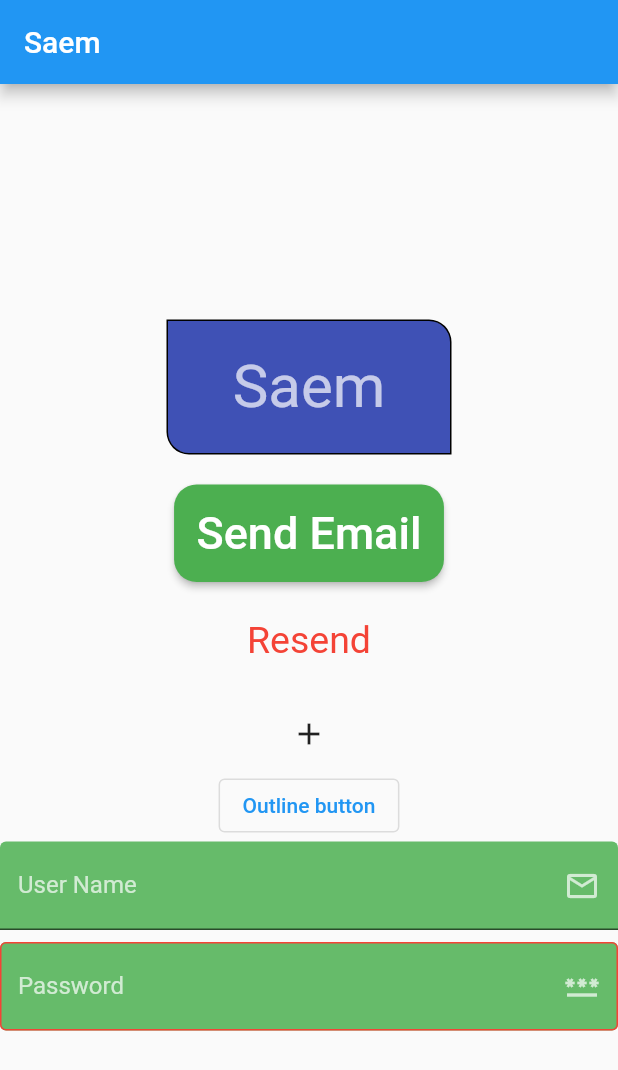
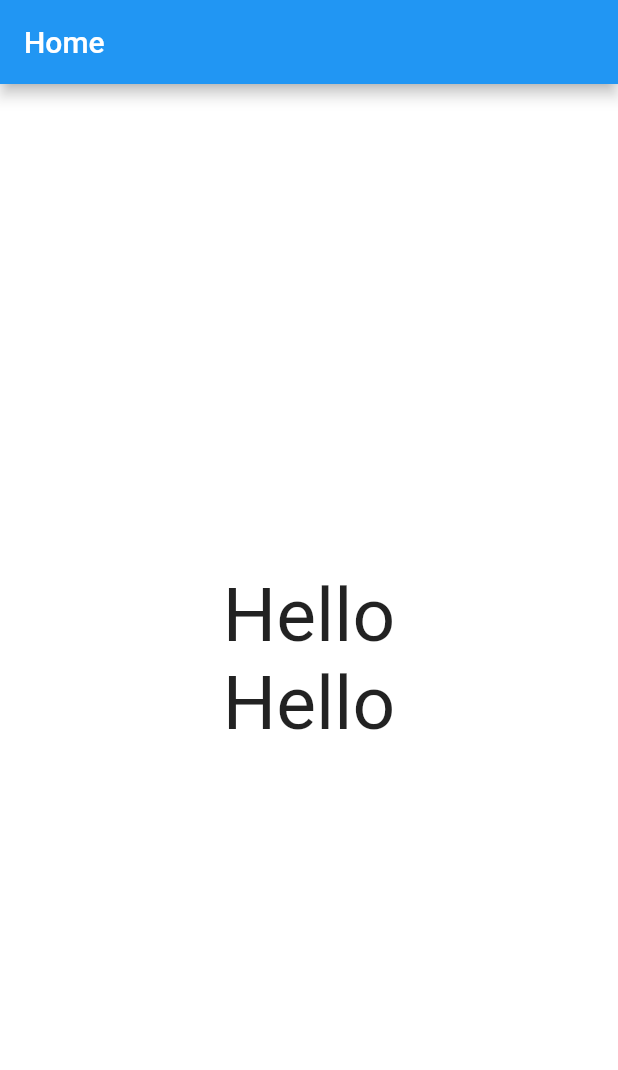
Before and after one commit to saem10/Flutter_project, a Flutter app: the screen it shows after launch, on a phone screen of 412 x 824 dp. Shown: the top 1070 px of the screen. Run offline on Flutter 3.47's test engine with Material 2 defaults, Android fonts, the phone set to English and light mode, and no system bars.

Commit message:
Text-Buttons (gestureDetector, InkWell)

```diff
--- a/analysis_options.yaml
+++ b/analysis_options.yaml
@@ -21,6 +21,7 @@ linter:
   # `// ignore_for_file: name_of_lint` syntax on the line or in the file
   # producing the lint.
   rules:
+    prefer_const_constructors: false
     # avoid_print: false  # Uncomment to disable the `avoid_print` rule
     # prefer_single_quotes: true  # Uncomment to enable the `prefer_single_quotes` rule
 
--- a/lib/main.dart
+++ b/lib/main.dart
@@ -1,172 +1,63 @@
 import 'package:flutter/material.dart';
 
-void main() {
+void main(){
   runApp(
-      MyApp()
+    MyApp()
   );
 }
-
 class MyApp extends StatelessWidget{
   @override
   Widget build(BuildContext context){
     return MaterialApp(
-      debugShowCheckedModeBanner: false,
       home: HomeScreen(),
     );
   }
 }
-
-class HomeScreen extends StatelessWidget {
-  const HomeScreen({super.key});
-
+class HomeScreen extends StatelessWidget{
   @override
-  Widget build(BuildContext context) {
-    return  Scaffold(
+  Widget build(BuildContext context){
+    return Scaffold(
+      backgroundColor: Colors.white,
       appBar: AppBar(
-          title: Text('Saem')
+        title: Text('Home'),
       ),
       body: Center(
         child: Column(
           mainAxisAlignment: MainAxisAlignment.center,
           children: [
-            Container(
-              width: 190,
-              height: 90,
-              //color: Colors.indigo,
-              // decoration er time a color decoration er modde nite hobe
-              margin: EdgeInsets.all(20),
-              //padding: EdgeInsets.all(10),
-              //padding: EdgeInsets.only(top: 15, bottom: 5,),
-              padding: EdgeInsets.symmetric(vertical:10,horizontal: 20 ),
+            //Image.asset('images/mountain.jpg'),
+            GestureDetector(
+              //gesture use fore text button
+              onTap: (){
+                print('Hello world');
 
-              decoration: BoxDecoration(
-                color: Colors.indigo,
-                border: Border.all(color: Colors.black,width: 1),
-                //borderRadius: BorderRadius.circular(10),
-                borderRadius: BorderRadius.only(
-                  topRight: Radius.circular(15),
-                  bottomLeft: Radius.circular(15),
-                ),
-                //shape: BoxShape.circle
-
-
-              ),
-              child: Text("Saem",style: TextStyle(color: Colors.white70,
-                  fontSize: 40),),
-              alignment: Alignment.center,
-
-            ),
-            Container(
-              child: ElevatedButton(
-                //onHover: , use foe website
-                //when cursor touch the baton change the color
-                  style: ElevatedButton.styleFrom(
-                      backgroundColor: Colors.green,
-                      textStyle: TextStyle(fontSize: 30,
-                          fontWeight:FontWeight.w500  ),
-                      padding: EdgeInsets.all(15),
-                      shape: RoundedRectangleBorder(
-                        borderRadius: BorderRadius.circular(15),
-                      )
-                  ),
-                  onLongPress: (){
-                    print('Email delete');
-                  },
-                  onPressed: (){
-                    print('Email has been send');
-                    print('Resend email');
-                  }, child: Text('Send Email')
+              },
+              onLongPress: (){},
+              onDoubleTap: (){},
+              child: Text('Hello',
+              style: TextStyle(fontSize: 50),
               ),
             ),
-            TextButton(
-                style: TextButton.styleFrom(
-                    foregroundColor: Colors.red,
-                    textStyle: TextStyle(fontSize: 25)
+            InkWell(
+              //gesture use fore text button
+              onTap: (){
+                print('Hello world');
 
-                ),
-                onLongPress: (){
-                  print('Long press');
-                },
-                onPressed: () {
-                  print('Resend email');
-                },
-                child: Padding(
-                  padding: const EdgeInsets.all(8.0),
-                  child: Center(
-                    child: Padding(
-                      padding: const EdgeInsets.all(8.0),
-                      child: Text('Resend'),
-                    ),
-                  ),
-                )),
-
-
-            IconButton(onPressed: (){}, icon: Icon (Icons.add)),
-            OutlinedButton(
-                onLongPress: (){
-                  print('Long press on outline button');
-                },
-                onPressed: (){}, child:Text('Outline button') ),
-            TextField(
-              style: TextStyle(
-                color: Colors.deepOrangeAccent,
+              },
+              borderRadius: BorderRadius.circular(10),
+              onLongPress: (){},
+              onDoubleTap: (){},
+              child: Text('Hello',
+                style: TextStyle(fontSize: 50),
               ),
-              decoration: InputDecoration(
-                  fillColor: Colors.green[400],
-                  filled: true,
-                  hintText: 'Enter your Email address',
-                  hintStyle: TextStyle(
-                      color: Colors.white70
-                  ),
-                  suffixIcon: Icon(Icons.email_outlined,
-                    color: Colors.white70,
-                  ),
-                  label: Text('User Name'),
-                  labelStyle: TextStyle(
-                      color: Colors.white70
-                  )
-
-              ),
-            ),
-            SizedBox(
-              height: 8,
-            ),
-            TextField(
-              obscureText: true,
-              controller: TextEditingController(),
-              style: TextStyle(
-                color: Colors.deepOrangeAccent,
-              ),
-              decoration: InputDecoration(
-                fillColor: Colors.green[400],
-                filled: true,
-                hintText: 'Enter your Password',
-                hintStyle: TextStyle(
-                    color: Colors.white70
-                ),
-                suffixIcon: Icon(Icons.password,
-                  color: Colors.white70,
-                ),
-                label: Text('Password'),
-                labelStyle: TextStyle(
-                    color: Colors.white70
-                ),
-                border: OutlineInputBorder(),
-                enabledBorder: OutlineInputBorder(
-                    borderSide: BorderSide(color: Colors.red)
-                ),
-                focusedBorder: OutlineInputBorder(
-                    borderSide: BorderSide(color: Colors.deepOrange)
-                ),
-
-              ),
-            ),
-
+            )
 
 
           ],
         ),
       ),
+
+
     );
   }
 }
```
